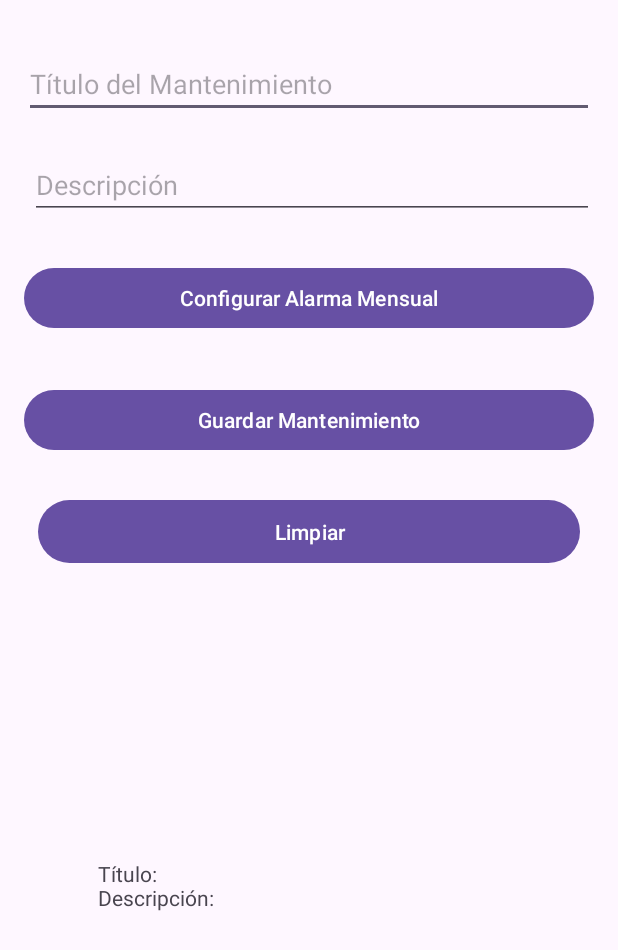
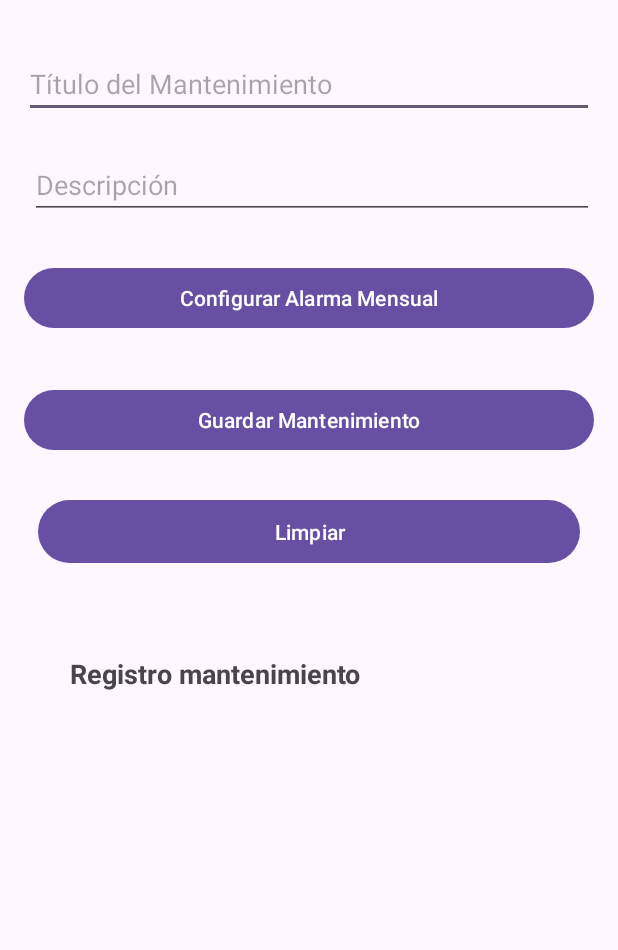
Before and after one commit to andreskings/aplicacionmantenimiento, an Android app: the agregar_mantenimiento screen opened directly, with no data from a screen before it, after a tap on "Guardar Mantenimiento", on a phone screen of 412 x 824 dp. Shown: the top 950 px of the screen. Run offline under Robolectric (Android 15) with nearby library versions, the phone set to English and light mode, and no system bars.

```diff
--- a/app/build.gradle
+++ b/app/build.gradle
@@ -1,5 +1,6 @@
 plugins {
     id 'com.android.application'
+    id 'com.google.gms.google-services'
 }
 
 android {
@@ -33,6 +34,7 @@ dependencies {
     implementation 'androidx.appcompat:appcompat:1.6.1'
     implementation 'com.google.android.material:material:1.9.0'
     implementation 'androidx.constraintlayout:constraintlayout:2.1.4'
+    implementation 'com.google.firebase:firebase-database:20.3.0'
     testImplementation 'junit:junit:4.13.2'
     androidTestImplementation 'androidx.test.ext:junit:1.1.5'
     androidTestImplementation 'androidx.test.espresso:espresso-core:3.5.1'
--- a/app/src/main/java/com/example/aplicacionmantenimiento/agregar_mantenimiento.java
+++ b/app/src/main/java/com/example/aplicacionmantenimiento/agregar_mantenimiento.java
@@ -4,22 +4,24 @@ import androidx.appcompat.app.AppCompatActivity;
 
 import android.content.Intent;
 import android.os.Bundle;
+import android.view.LayoutInflater;
 import android.view.View;
 import android.widget.Button;
 import android.widget.EditText;
+import android.widget.LinearLayout;
 import android.widget.TextView;
 import android.widget.Toast;
 
 import java.io.BufferedReader;
 import java.io.FileInputStream;
+import java.io.FileOutputStream;
 import java.io.InputStreamReader;
-import java.io.FileOutputStream;
 import java.io.OutputStreamWriter;
 
 public class agregar_mantenimiento extends AppCompatActivity {
     private EditText editTextTitulo;
     private EditText editTextDescripcion;
-    private TextView txtAgregar;
+    private LinearLayout linearAgregar;
 
     @Override
     protected void onCreate(Bundle savedInstanceState) {
@@ -28,7 +30,7 @@ public class agregar_mantenimiento extends AppCompatActivity {
 
         editTextTitulo = findViewById(R.id.titulomantenimiento);
         editTextDescripcion = findViewById(R.id.descripcion);
-        txtAgregar = findViewById(R.id.txtagregar);
+        linearAgregar = findViewById(R.id.lineragregar);
 
         Button btnGuardar = findViewById(R.id.btnguardarman);
         btnGuardar.setOnClickListener(new View.OnClickListener() {
@@ -48,7 +50,7 @@ public class agregar_mantenimiento extends AppCompatActivity {
 
         Button btnConfigurarAlarma = findViewById(R.id.btnconfiguraralarma);
         btnConfigurarAlarma.setOnClickListener(new View.OnClickListener() {
-
+            @Override
             public void onClick(View view) {
                 Intent intent = new Intent(agregar_mantenimiento.this, crear_alarma.class);
                 startActivity(intent);
@@ -65,6 +67,7 @@ public class agregar_mantenimiento extends AppCompatActivity {
         String informacion = "Título: " + titulo + "\nDescripción: " + descripcion;
 
         try {
+            // Abre o crea el archivo en modo de apéndice (si no existe, lo crea)
             FileOutputStream fileOutputStream = openFileOutput("txtagregar.txt", MODE_APPEND);
             OutputStreamWriter writer = new OutputStreamWriter(fileOutputStream);
 
@@ -76,12 +79,22 @@ public class agregar_mantenimiento extends AppCompatActivity {
 
             Toast.makeText(this, "Datos guardados correctamente", Toast.LENGTH_SHORT).show();
 
-            // Actualizar el contenido del elemento TextView
-            mostrarContenidoDeArchivo();
+            // Crear una nueva vista con el diseño de activity_historial_mantenimientos
+            View nuevoMantenimientoView = LayoutInflater.from(this).inflate(R.layout.activity_historial_mantenimientos, null);
+
+            // Configurar los elementos de la vista
+            TextView tituloTextView = nuevoMantenimientoView.findViewById(R.id.idTVMaintenanceTitle);
+            TextView descripcionTextView = nuevoMantenimientoView.findViewById(R.id.idTVMaintenanceDescription);
+
+            tituloTextView.setText("Registro mantenimiento " + titulo); // Establece el título
+            descripcionTextView.setText(descripcion); // Establece la descripción
+
+            // Agregar la vista creada dinámicamente al contenedor
+            linearAgregar.addView(nuevoMantenimientoView);
+
         } catch (Exception e) {
             e.printStackTrace();
-            int Toast_SHORT = 0;
-            Toast.makeText(this, "Error al guardar los datos", Toast_SHORT).show();
+            Toast.makeText(this, "Error al guardar los datos", Toast.LENGTH_SHORT).show();
         }
     }
 
@@ -98,9 +111,8 @@ public class agregar_mantenimiento extends AppCompatActivity {
             }
 
             reader.close();
-
             // Actualizar el contenido del elemento TextView
-            txtAgregar.setText(stringBuilder.toString());
+            // txtAgregar.setText(stringBuilder.toString());
         } catch (Exception e) {
             e.printStackTrace();
         }
@@ -113,13 +125,13 @@ public class agregar_mantenimiento extends AppCompatActivity {
             fileOutputStream.close();
 
             // Actualizar la vista para reflejar que los datos han sido eliminados.
-            txtAgregar.setText("");
+            // txtAgregar.setText("");
+            linearAgregar.removeAllViews();
 
             Toast.makeText(this, "Datos eliminados correctamente", Toast.LENGTH_SHORT).show();
         } catch (Exception e) {
             e.printStackTrace();
-            int Toast_SHORT = 0;
-            Toast.makeText(this, "Error al eliminar los datos", Toast_SHORT).show();
+            Toast.makeText(this, "Error al eliminar los datos", Toast.LENGTH_SHORT).show();
         }
     }
 }
--- a/app/src/main/res/layout/activity_agregar_mantenimiento.xml
+++ b/app/src/main/res/layout/activity_agregar_mantenimiento.xml
@@ -76,4 +76,16 @@
         app:layout_constraintTop_toTopOf="parent"
         app:layout_constraintVertical_bias="0.422" />
 
+    <LinearLayout
+        android:id="@+id/lineragregar"
+        android:layout_width="350dp"
+        android:layout_height="177dp"
+        android:orientation="horizontal"
+        app:layout_constraintBottom_toBottomOf="parent"
+        app:layout_constraintEnd_toEndOf="parent"
+        app:layout_constraintHorizontal_bias="0.491"
+        app:layout_constraintStart_toStartOf="parent"
+        app:layout_constraintTop_toTopOf="parent"
+        app:layout_constraintVertical_bias="0.658"></LinearLayout>
+
 </androidx.constraintlayout.widget.ConstraintLayout>
--- a/build.gradle
+++ b/build.gradle
@@ -1,4 +1,8 @@
-// Top-level build file where you can add configuration options common to all sub-projects/modules.
+buildscript {
+    dependencies {
+        classpath 'com.google.gms:google-services:4.4.0'
+    }
+}// Top-level build file where you can add configuration options common to all sub-projects/modules.
 plugins {
 id 'com.android.application' version '8.1.0' apply false
 }
```
Also changed, not shown: app/src/main/AndroidManifest.xml (+4 -5 lines), app/src/main/res/layout/activity_historial_mantenimientos.xml (+9 -55 lines).
